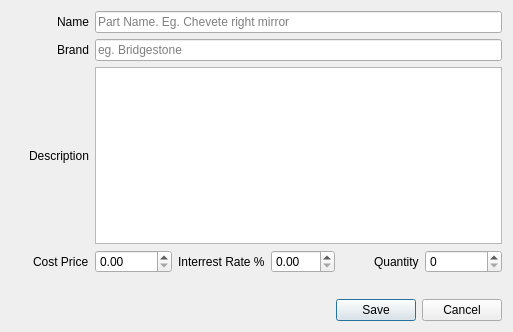
This is Stock_Add_Part.ui in bedi1982/Oficina as Qt 5 draws it before an edit. The edited form follows.
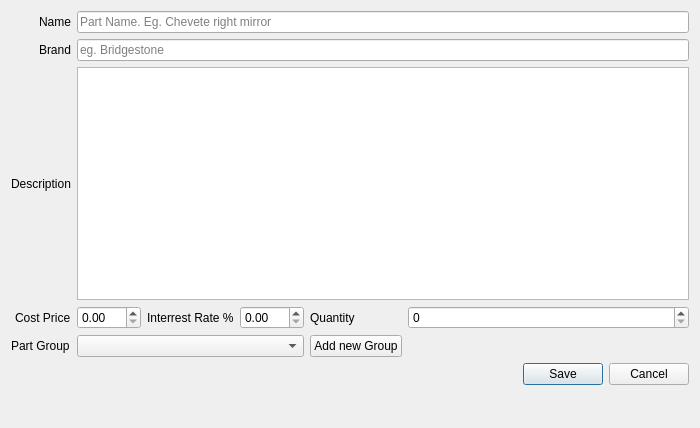
This is the edited form. Icons and pictures are not drawn.

Commit message: Initial implementation of Parts Groups;

The edit to the form file:
```diff
--- a/Stock_Add_Part.ui
+++ b/Stock_Add_Part.ui
@@ -6,8 +6,8 @@
    <rect>
     <x>0</x>
     <y>0</y>
-    <width>513</width>
-    <height>332</height>
+    <width>700</width>
+    <height>428</height>
    </rect>
   </property>
   <property name="windowTitle">
@@ -18,7 +18,17 @@
     <normaloff>:/emoticons/service.png</normaloff>:/emoticons/service.png</iconset>
   </property>
   <layout class="QGridLayout" name="gridLayout">
-   <item row="3" column="3">
+   <item row="5" column="7">
+    <widget class="QDialogButtonBox" name="buttonBox">
+     <property name="focusPolicy">
+      <enum>Qt::StrongFocus</enum>
+     </property>
+     <property name="standardButtons">
+      <set>QDialogButtonBox::Cancel|QDialogButtonBox::Save</set>
+     </property>
+    </widget>
+   </item>
+   <item row="3" column="5">
     <widget class="QDoubleSpinBox" name="double_Spin_Interest_Rate">
      <property name="sizePolicy">
       <sizepolicy hsizetype="Fixed" vsizetype="Fixed">
@@ -34,23 +44,6 @@
      </property>
     </widget>
    </item>
-   <item row="3" column="4" alignment="Qt::AlignRight">
-    <widget class="QLabel" name="lbl_Quantity">
-     <property name="text">
-      <string>Quantity</string>
-     </property>
-    </widget>
-   </item>
-   <item row="5" column="3" colspan="3">
-    <widget class="QDialogButtonBox" name="buttonBox">
-     <property name="focusPolicy">
-      <enum>Qt::StrongFocus</enum>
-     </property>
-     <property name="standardButtons">
-      <set>QDialogButtonBox::Cancel|QDialogButtonBox::Save</set>
-     </property>
-    </widget>
-   </item>
    <item row="0" column="0" alignment="Qt::AlignRight">
     <widget class="QLabel" name="lbl_Part_Name">
      <property name="text">
@@ -58,7 +51,7 @@
      </property>
     </widget>
    </item>
-   <item row="0" column="1" colspan="5">
+   <item row="0" column="3" colspan="5">
     <widget class="QLineEdit" name="line_Name">
      <property name="text">
       <string/>
@@ -78,21 +71,14 @@
      </property>
     </widget>
    </item>
-   <item row="3" column="5">
-    <widget class="QSpinBox" name="spin_Quantity">
-     <property name="maximum">
-      <number>99999</number>
-     </property>
-    </widget>
-   </item>
-   <item row="4" column="0" rowspan="2">
+   <item row="6" column="0" rowspan="3">
     <widget class="QLabel" name="lbl_Emoticon">
      <property name="text">
       <string/>
      </property>
     </widget>
    </item>
-   <item row="4" column="1" colspan="5">
+   <item row="6" column="3" colspan="5">
     <widget class="QLabel" name="lbl_Feedback">
      <property name="text">
       <string/>
@@ -102,7 +88,7 @@
      </property>
     </widget>
    </item>
-   <item row="2" column="1" colspan="5">
+   <item row="2" column="3" colspan="5">
     <widget class="QPlainTextEdit" name="txt_Part_Description">
      <property name="tabChangesFocus">
       <bool>true</bool>
@@ -122,7 +108,7 @@
      </property>
     </widget>
    </item>
-   <item row="3" column="1">
+   <item row="3" column="3">
     <widget class="QDoubleSpinBox" name="double_Spin_Cost">
      <property name="maximum">
       <double>999.990000000000009</double>
@@ -132,20 +118,20 @@
      </property>
     </widget>
    </item>
-   <item row="3" column="2" alignment="Qt::AlignRight">
-    <widget class="QLabel" name="lbl_Sel_Price">
-     <property name="text">
-      <string>Interrest Rate %</string>
-     </property>
-    </widget>
-   </item>
-   <item row="1" column="1" colspan="5">
+   <item row="1" column="3" colspan="5">
     <widget class="QLineEdit" name="line_Brand">
      <property name="placeholderText">
       <string>eg. Bridgestone</string>
      </property>
     </widget>
    </item>
+   <item row="3" column="4" alignment="Qt::AlignRight">
+    <widget class="QLabel" name="lbl_Sel_Price">
+     <property name="text">
+      <string>Interrest Rate %</string>
+     </property>
+    </widget>
+   </item>
    <item row="1" column="0" alignment="Qt::AlignRight">
     <widget class="QLabel" name="lbl_Brand">
      <property name="text">
@@ -153,6 +139,37 @@
      </property>
     </widget>
    </item>
+   <item row="3" column="6">
+    <widget class="QLabel" name="lbl_Quantity">
+     <property name="text">
+      <string>Quantity</string>
+     </property>
+    </widget>
+   </item>
+   <item row="3" column="7">
+    <widget class="QSpinBox" name="spin_Quantity">
+     <property name="maximum">
+      <number>99999</number>
+     </property>
+    </widget>
+   </item>
+   <item row="4" column="0">
+    <widget class="QLabel" name="lbl_Part_Group">
+     <property name="text">
+      <string>Part Group</string>
+     </property>
+    </widget>
+   </item>
+   <item row="4" column="3" colspan="3">
+    <widget class="QComboBox" name="combo_PartGroup"/>
+   </item>
+   <item row="4" column="6">
+    <widget class="QPushButton" name="btn_New_Group">
+     <property name="text">
+      <string>Add new Group</string>
+     </property>
+    </widget>
+   </item>
   </layout>
  </widget>
  <tabstops>
```
Left out of the diff: 4 changed lines with no effect on the pictures. The commit also changes 8 other files.
